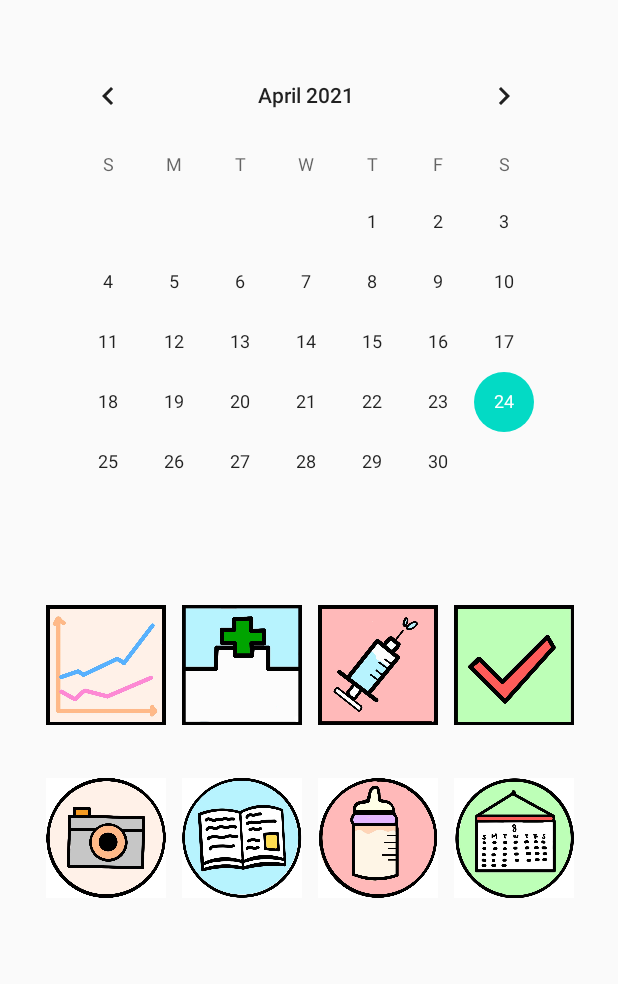
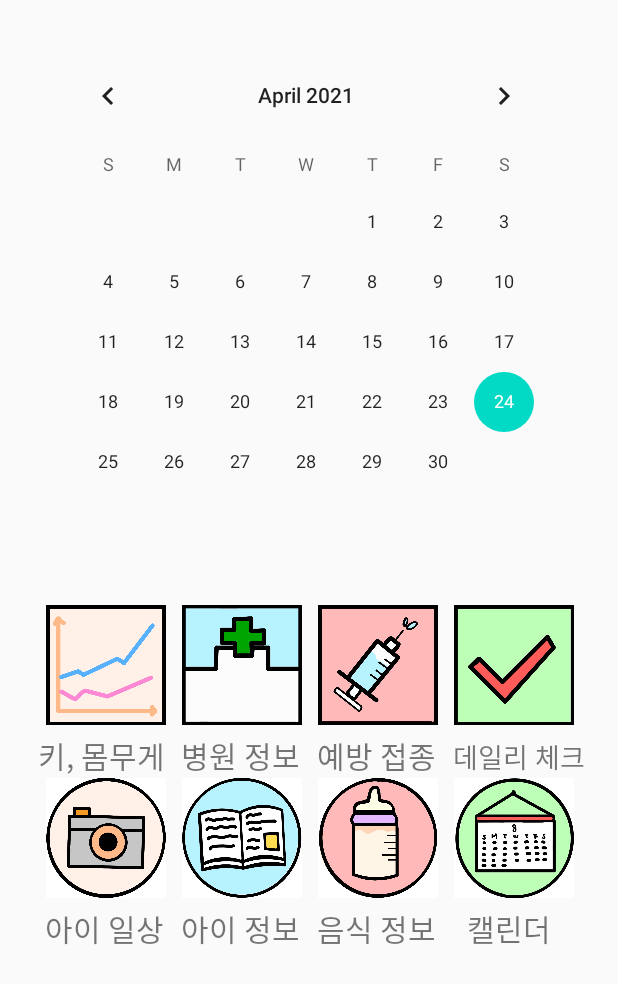
Before and after one commit to ParkHyunsu1110/Capstone-Design, an Android app: the Home screen opened directly, with no data from a screen before it, on a phone screen of 412 x 824 dp. Shown: the top 984 px of the screen. Run offline under Robolectric (Android 15) with nearby library versions, the phone set to English and light mode, and no system bars.

Commit message:
아이 정보 부분 추가, 회의록 수정

```diff
--- a/workspace/LoveBaby/app/src/main/AndroidManifest.xml
+++ b/workspace/LoveBaby/app/src/main/AndroidManifest.xml
@@ -18,6 +18,7 @@
         </activity>
         <activity android:name=".Home"/>
         <activity android:name=".Graph"/>
+        <activity android:name=".Babyinfo"/>
     </application>
 
 </manifest>
--- a/workspace/LoveBaby/app/src/main/java/com/capstonedesign/lovebaby/Home.java
+++ b/workspace/LoveBaby/app/src/main/java/com/capstonedesign/lovebaby/Home.java
@@ -11,7 +11,7 @@ import android.widget.ImageButton;
 
 public class Home extends Activity {
     //변수 모음
-    ImageButton graphBtn;
+    ImageButton graphBtn, babyinfoBtn;
 
     @Override
     protected void onCreate(Bundle savedInstanceState) {
@@ -20,6 +20,7 @@ public class Home extends Activity {
 
         //그래프 이동 버튼 할당
         graphBtn = findViewById(R.id.graphBtn);
+        babyinfoBtn = findViewById(R.id.babyinfoBtn);
 
         //버튼 클릭 시 그래프 부분으로 이동
         graphBtn.setOnClickListener(new View.OnClickListener() {
@@ -29,6 +30,13 @@ public class Home extends Activity {
                 startActivity(intent);
             }
         });
-
+        //버튼 클릭 시 아이 정보 부분으로 이동
+        babyinfoBtn.setOnClickListener(new View.OnClickListener() {
+            @Override
+            public void onClick(View view) {
+                Intent intent2 = new Intent(getApplicationContext(), Babyinfo.class);
+                startActivity(intent2);
+            }
+        });
     }
 }
--- a/workspace/LoveBaby/app/src/main/res/layout/home.xml
+++ b/workspace/LoveBaby/app/src/main/res/layout/home.xml
@@ -3,93 +3,149 @@
     xmlns:android="http://schemas.android.com/apk/res/android"
     android:layout_width="match_parent"
     android:layout_height="match_parent">
+
     <LinearLayout
         android:layout_width="match_parent"
         android:layout_height="match_parent"
         android:orientation="vertical">
 
         <CalendarView
-            android:layout_margin="30dp"
             android:id="@+id/calendarView"
             android:layout_width="wrap_content"
             android:layout_height="wrap_content"
+            android:layout_margin="30dp"
             android:layout_marginTop="20dp" />
 
         <GridLayout
-            android:orientation="horizontal"
             android:layout_width="wrap_content"
             android:layout_height="wrap_content"
+            android:layout_marginLeft="25dp"
             android:columnCount="4"
-            android:rowCount="2"
-            android:layout_marginLeft="25dp">
+            android:orientation="horizontal"
+            android:rowCount="4">
 
             <ImageButton
                 android:id="@+id/graphBtn"
                 android:layout_width="80dp"
                 android:layout_height="80dp"
-                android:background="@drawable/graph"
-                android:layout_margin="5dp"/>
+                android:layout_margin="5dp"
+                android:background="@drawable/graph" />
 
             <ImageButton
                 android:id="@+id/babyhospitalBtn"
-                android:background="@drawable/h"
                 android:layout_width="80dp"
                 android:layout_height="80dp"
-                android:layout_margin="5dp"/>
+                android:layout_margin="5dp"
+                android:background="@drawable/h" />
 
             <ImageButton
                 android:id="@+id/babyVaccinationBtn"
                 android:layout_width="80dp"
                 android:layout_height="80dp"
-                android:background="@drawable/s"
-                android:layout_margin="5dp"/>
+                android:layout_margin="5dp"
+                android:background="@drawable/s" />
 
             <ImageButton
                 android:id="@+id/babyCheckBtn"
-                android:background="@drawable/c"
                 android:layout_width="80dp"
                 android:layout_height="80dp"
-                android:layout_margin="5dp"/>
+                android:layout_margin="5dp"
+                android:background="@drawable/c" />
+
+            <TextView
+                android:id="@+id/text1"
+                android:layout_width="wrap_content"
+                android:layout_height="wrap_content"
+                android:text="키, 몸무게"
+                android:textSize="20sp" />
+
+            <TextView
+                android:id="@+id/text2"
+                android:layout_width="wrap_content"
+                android:layout_height="wrap_content"
+                android:text=" 병원 정보"
+                android:textSize="20sp" />
+
+            <TextView
+                android:id="@+id/text3"
+                android:layout_width="wrap_content"
+                android:layout_height="wrap_content"
+                android:text=" 예방 접종"
+                android:textSize="20sp" />
+
+            <TextView
+                android:id="@+id/text4"
+                android:layout_width="wrap_content"
+                android:layout_height="wrap_content"
+                android:text=" 데일리 체크"
+                android:textSize="18sp" />
 
             <ImageButton
                 android:id="@+id/babyFoodBtn"
                 android:layout_width="80dp"
                 android:layout_height="80dp"
+                android:layout_row="1"
+                android:layout_column="0"
                 android:layout_margin="5dp"
                 android:layout_marginTop="30dp"
-                android:layout_column="0"
-                android:layout_row="1"
                 android:background="@drawable/ca" />
 
             <ImageButton
-                android:id="@+id/babyLifeBtn"
-                android:background="@drawable/st"
+                android:id="@+id/babyinfoBtn"
                 android:layout_width="80dp"
                 android:layout_height="80dp"
+                android:layout_row="1"
+                android:layout_column="1"
                 android:layout_margin="5dp"
                 android:layout_marginTop="30dp"
-                android:layout_column="1"
-                android:layout_row="1"/>
+                android:background="@drawable/st" />
 
             <ImageButton
                 android:id="@+id/babyeducationBtn"
                 android:layout_width="80dp"
                 android:layout_height="80dp"
+                android:layout_row="1"
+                android:layout_column="2"
                 android:layout_margin="5dp"
                 android:layout_marginTop="30dp"
-                android:background="@drawable/f"
-                android:layout_column="2"
-                android:layout_row="1"/>
+                android:background="@drawable/f" />
 
             <ImageButton
                 android:id="@+id/babyCalendalBtn"
-                android:background="@drawable/cal"
                 android:layout_width="80dp"
                 android:layout_height="80dp"
+                android:layout_row="1"
+                android:layout_column="3"
                 android:layout_margin="5dp"
                 android:layout_marginTop="30dp"
-                android:layout_column="3"
-                android:layout_row="1"/>
+                android:background="@drawable/cal" />
+            <TextView
+                android:id="@+id/text5"
+                android:layout_width="wrap_content"
+                android:layout_height="wrap_content"
+                android:text=" 아이 일상"
+                android:textSize="20sp" />
+
+            <TextView
+                android:id="@+id/text6"
+                android:layout_width="wrap_content"
+                android:layout_height="wrap_content"
+                android:text=" 아이 정보"
+                android:textSize="20sp" />
+
+            <TextView
+                android:id="@+id/text7"
+                android:layout_width="wrap_content"
+                android:layout_height="wrap_content"
+                android:text=" 음식 정보"
+                android:textSize="20sp" />
+
+            <TextView
+                android:id="@+id/text8"
+                android:layout_width="wrap_content"
+                android:layout_height="wrap_content"
+                android:text="   캘린더 "
+                android:textSize="20sp" />
         </GridLayout>
     </LinearLayout>
 </RelativeLayout>
```
Also changed, not shown: workspace/LoveBaby/app/src/main/java/com/capstonedesign/lovebaby/Babyinfo.java (added, +41 -0 lines), workspace/LoveBaby/app/src/main/res/layout/babyinfo.xml (added, +130 -0 lines), workspace/LoveBaby/app/src/main/res/drawable-v24/baby1.PNG (added), workspace/LoveBaby/app/src/main/res/drawable-v24/baby2.PNG (added), workspace/LoveBaby/app/src/main/res/drawable-v24/baby3.PNG (added), 1 other file.
